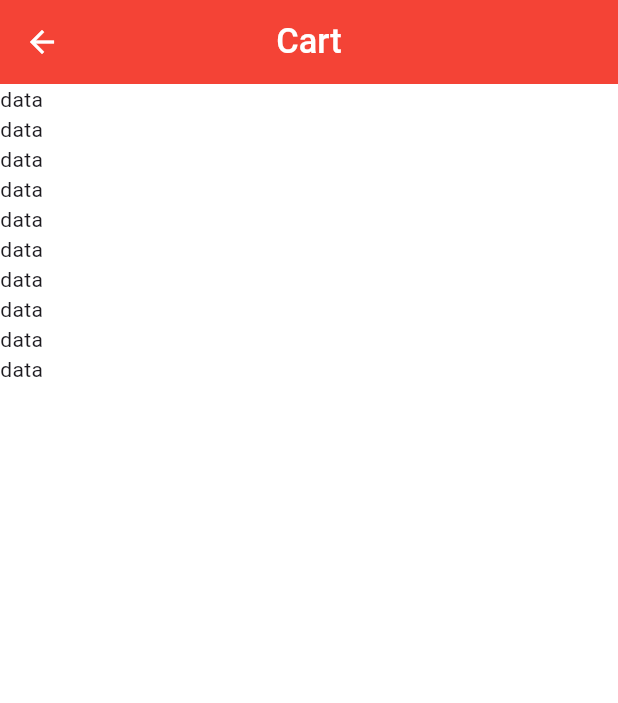
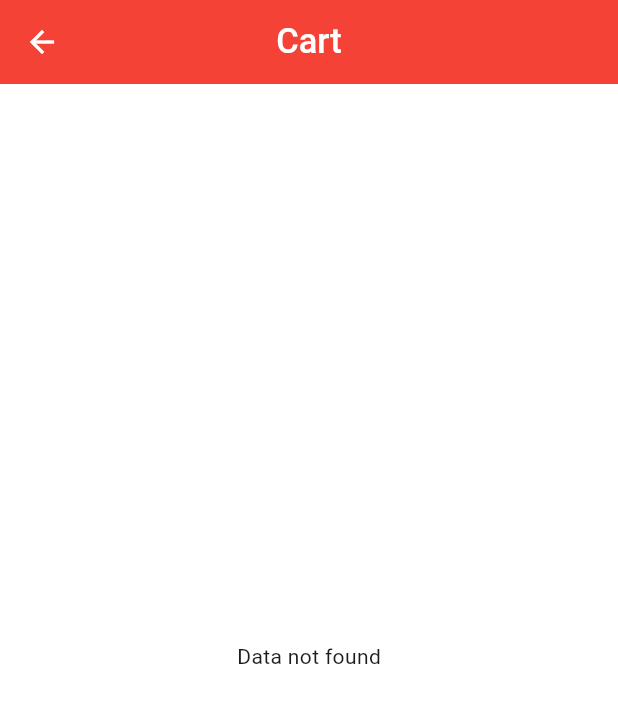
Before and after one commit to Sohag-84/Flutter-Widget, a Flutter app: the screen it shows after launch, after a tap on the "shopping cart" icon, on a phone screen of 412 x 824 dp. Shown: the top 703 px of the screen. Run offline on Flutter 3.47's test engine with Material 3 defaults, Android fonts, the phone set to English and light mode, and no system bars; our stand-ins replace badges, flutter_screenutil, flutter_svg, fluttertoast, get, google_fonts and 2 more; missing offline and left inert: onesignal_flutter; accounts and stored records are empty; network calls fail.

Commit message:
showed total cart price

```diff
--- a/product_order_app_task/lib/modules/cart/view/cart_view.dart
+++ b/product_order_app_task/lib/modules/cart/view/cart_view.dart
@@ -1,7 +1,19 @@
 import 'package:flutter/material.dart';
+import 'package:flutter_screenutil/flutter_screenutil.dart';
+import 'package:get/get.dart';
+import 'package:hive_flutter/hive_flutter.dart';
+import 'package:product_order_app_task/data/cartlist/cart_box.dart';
+import 'package:product_order_app_task/data/cartlist/cartlist_model.dart';
+import 'package:product_order_app_task/modules/cart/widgets/subtotal_row.dart';
+
+import '../../../common/widgets/custom_button.dart';
+import '../controller/cart_controller.dart';
+import '../widgets/cart_container.dart';
 
 class CartView extends StatelessWidget {
-  const CartView({super.key});
+  CartView({super.key});
+
+  final controller = Get.put(CartController());
 
   @override
   Widget build(BuildContext context) {
@@ -9,11 +21,75 @@ class CartView extends StatelessWidget {
       appBar: AppBar(
         title: const Text("Cart"),
       ),
-      body: ListView.builder(
-        itemCount: 10,
-        itemBuilder: (BuildContext context, int index) {
-          return const Text("data");
-        },
+      body: Padding(
+        padding: EdgeInsets.all(12.w),
+        child: Column(
+          children: [
+            ValueListenableBuilder(
+              valueListenable: CartBoxes.getData().listenable(),
+              builder: (context, box, child) {
+                return controller.box.isEmpty
+                    ? const Expanded(
+                        child: Center(
+                          child: Text("Data not found"),
+                        ),
+                      )
+                    : Expanded(
+                        child: ListView.builder(
+                          itemCount: box.values.length,
+                          itemBuilder: (context, index) {
+                            final data =
+                                box.values.toList().cast<HiveCartlistProduct>();
+                            final product = data[index];
+                            return cartContainer(
+                              img: product.img,
+                              proName: product.name,
+                              price: product.price,
+                              incrementTap: () {
+                                controller.increaseQuantity(id: product.id);
+                              },
+                              itemQuantity: product.cartQuantity,
+                              decrementTap: () {
+                                controller.decreaseQuantity(id: product.id);
+                              },
+                              deleteTap: () {
+                                controller.deleteCartItem(product: product);
+                              },
+                            );
+                          },
+                        ),
+                      );
+              },
+            ),
+            SizedBox(height: 5.h),
+
+            ///subtotal price
+            GetBuilder(builder: (CartController controller) {
+              return controller.box.isEmpty
+                  ? const SizedBox()
+                  : Column(
+                      children: [
+                        subtotalRow(
+                          title: "Subtotal",
+                          price: "${controller.totalPrice()}",
+                        ),
+                        subtotalRow(
+                          title: "Total",
+                          price: "${controller.totalPrice()}",
+                        ),
+                        SizedBox(height: 5.h),
+                        customButton(
+                          height: 48.h,
+                          fontSize: 14,
+                          onTap: () {},
+                          btnText: "Pay Now",
+                        ),
+                        SizedBox(height: 10.h),
+                      ],
+                    );
+            }),
+          ],
+        ),
       ),
     );
   }
--- a/product_order_app_task/lib/modules/home/part/cart_icon_button.dart
+++ b/product_order_app_task/lib/modules/home/part/cart_icon_button.dart
@@ -28,7 +28,7 @@ Widget cartIconButton() {
           ),
           child: IconButton(
             onPressed: () {
-              Get.to(() => const CartView());
+              Get.to(() => CartView());
             },
             icon: const Icon(Icons.shopping_cart_outlined),
           ),
```
Also changed, not shown: product_order_app_task/lib/common/list.dart (+4 -4 lines), product_order_app_task/lib/modules/cart/widgets/cart_container.dart (added, +115 -0 lines), product_order_app_task/lib/modules/cart/widgets/quantity_icon_button.dart (added, +12 -0 lines), product_order_app_task/lib/modules/cart/widgets/subtotal_row.dart (added, +27 -0 lines).
